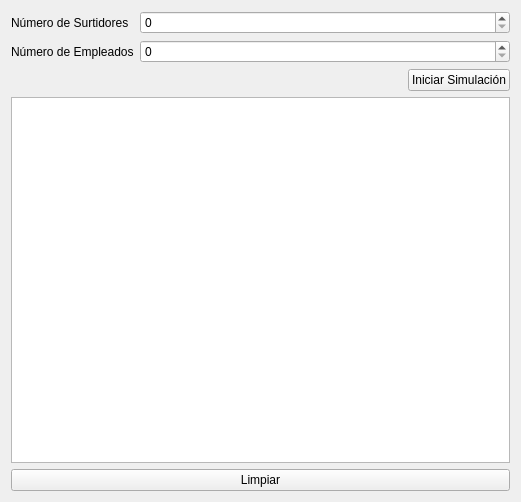
First picture: the form in tp1/mainwindow.ui, repository fedefarina/concu20141c, before the edit.
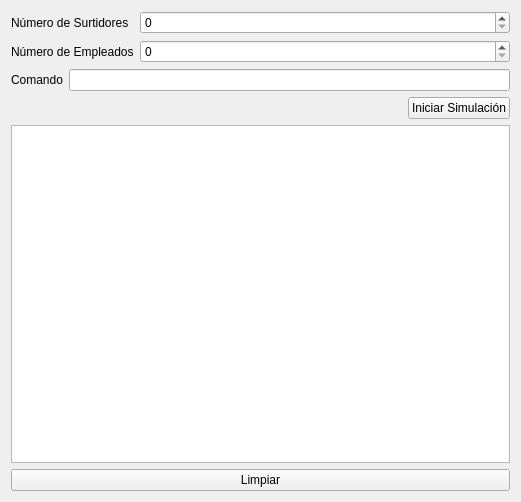
Second picture: the form after the edit.

Commit message: Agrego una linea de comandos a la interfaz

Diff of the .ui file:
```diff
--- a/tp1/mainwindow.ui
+++ b/tp1/mainwindow.ui
@@ -54,6 +54,23 @@
       </item>
      </layout>
     </item>
+    <item>
+     <layout class="QHBoxLayout" name="horizontalLayout_2">
+      <property name="bottomMargin">
+       <number>0</number>
+      </property>
+      <item>
+       <widget class="QLabel" name="comandoLabel">
+        <property name="text">
+         <string>Comando</string>
+        </property>
+       </widget>
+      </item>
+      <item>
+       <widget class="QLineEdit" name="comandoEditText"/>
+      </item>
+     </layout>
+    </item>
     <item>
      <layout class="QHBoxLayout" name="horizontalLayout">
       <item>
```
